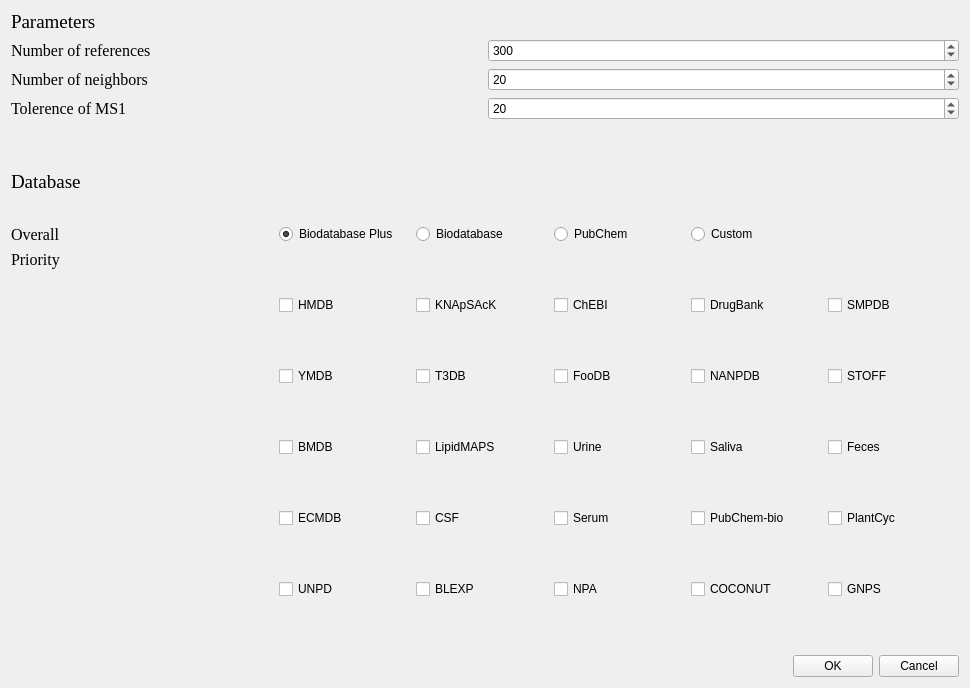
This is ui/parameter.ui in hcji/DeepMASS2_GUI as Qt 5 draws it before an edit. The edited form follows.
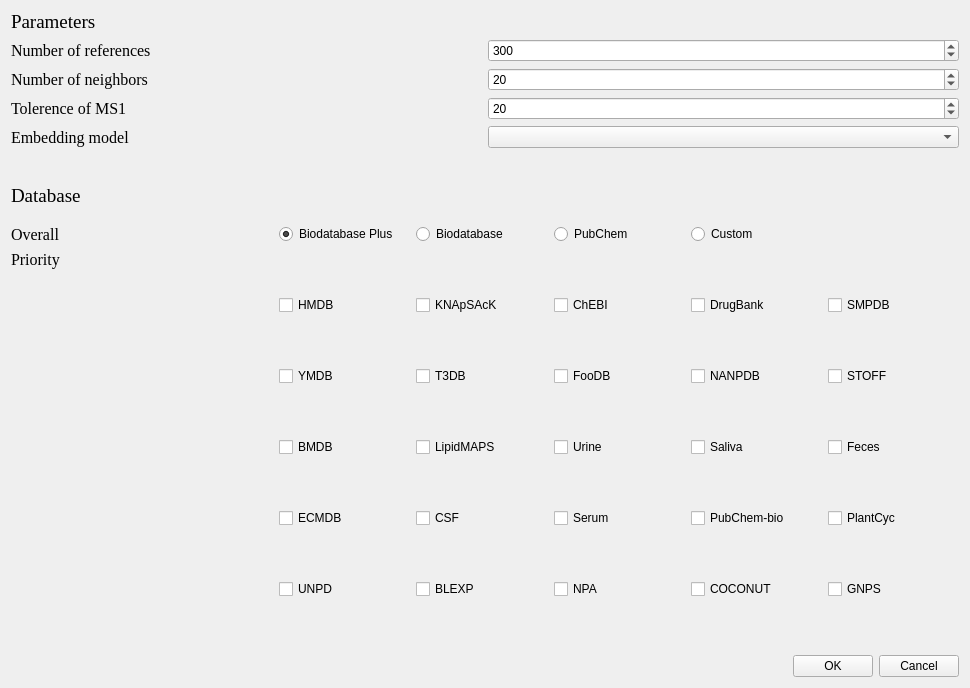
This is the edited form.

```diff
--- a/ui/parameter.ui
+++ b/ui/parameter.ui
@@ -90,7 +90,7 @@
          </property>
         </widget>
        </item>
-       <item row="3" column="0">
+       <item row="4" column="0">
         <spacer name="verticalSpacer_2">
          <property name="orientation">
           <enum>Qt::Vertical</enum>
@@ -116,6 +116,22 @@
          </property>
         </widget>
        </item>
+       <item row="3" column="0">
+        <widget class="QLabel" name="label_7">
+         <property name="font">
+          <font>
+           <family>Times New Roman</family>
+           <pointsize>12</pointsize>
+          </font>
+         </property>
+         <property name="text">
+          <string>Embedding model</string>
+         </property>
+        </widget>
+       </item>
+       <item row="3" column="1">
+        <widget class="QComboBox" name="comboBoxEmb"/>
+       </item>
       </layout>
      </item>
     </layout>
```
Left out of the diff: 46 changed lines with no effect on the pictures.
